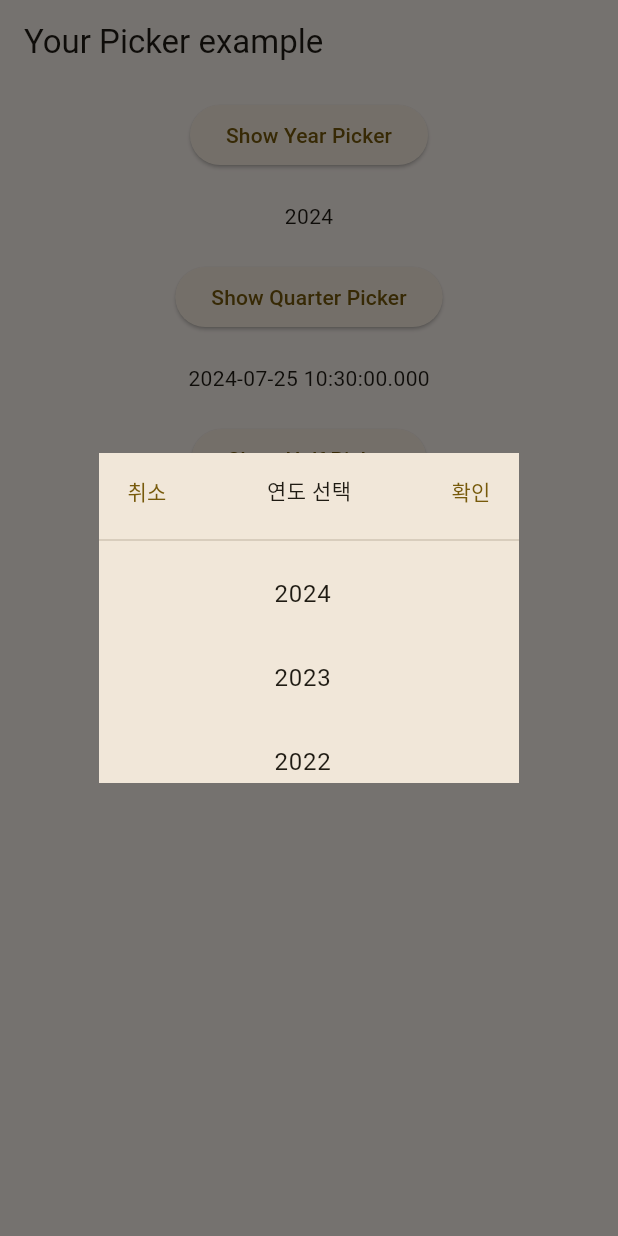
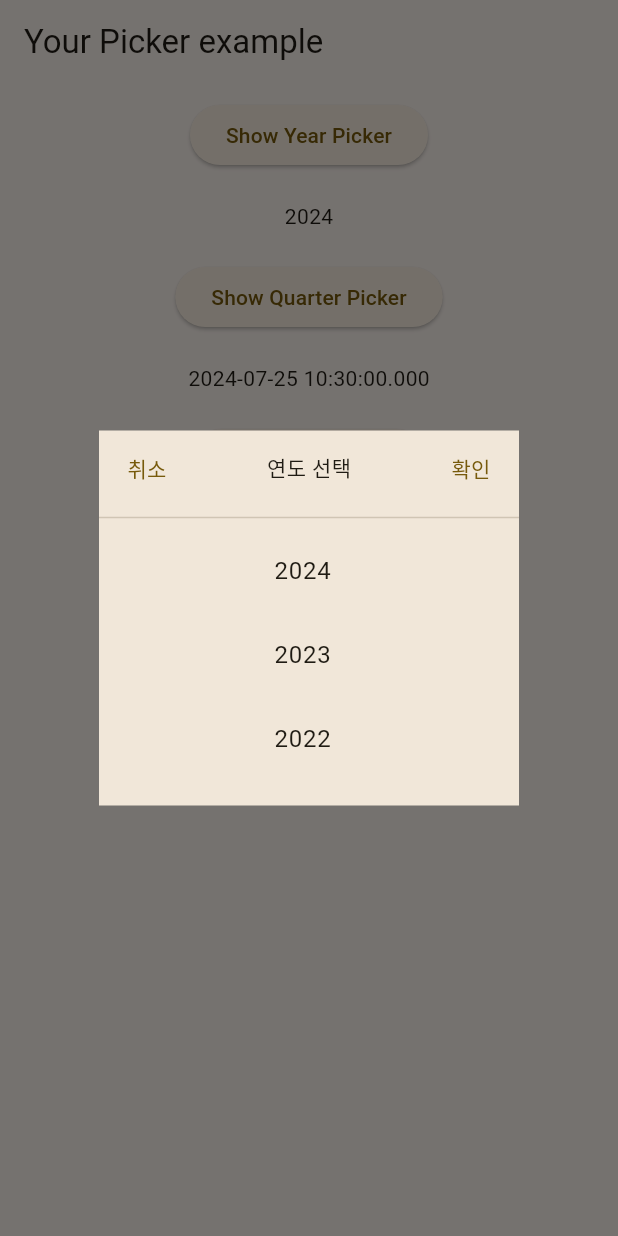
Before and after one commit to shachhan/your_picker, a Flutter app: the screen it shows after launch, after a tap on "Show Year Picker", on a phone screen of 412 x 824 dp. Run offline on Flutter 3.47's test engine with Material 2 defaults, Android fonts, the phone set to English and light mode, and no system bars.

Commit message:
Update your_picker.dart

```diff
--- a/lib/your_picker.dart
+++ b/lib/your_picker.dart
@@ -18,6 +18,8 @@ class YourPicker {
     String confirmText = "Confirm",
     String cancelText = "Cancel",
     String title = "Select Year",
+    double w = 200,
+    double h = 250,
   }) async {
     initialYear ??= DateTime.now().year;
     final List<int> years = getYears(initialYear, count);
@@ -26,7 +28,7 @@ class YourPicker {
     var yearPicker = Dialog(
       shape: const RoundedRectangleBorder(borderRadius: BorderRadius.zero),
       child: SizedBox(
-        width: 200, height: 220,
+        width: w, height: h,
         child: Column(
           mainAxisSize: MainAxisSize.min,
           children: [
```
